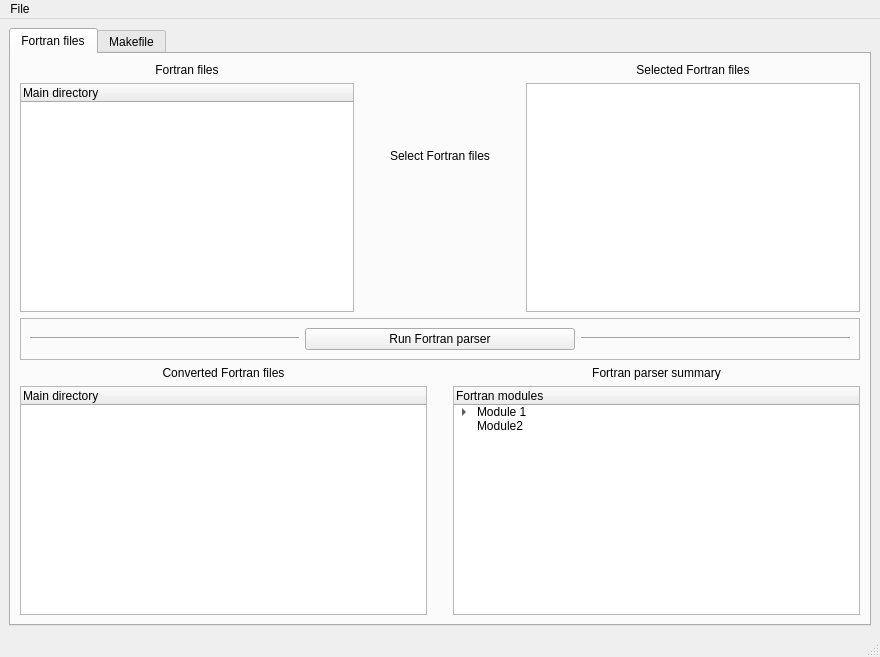
Old version of the form fparser_GUI/GUI.ui in the repository mramagu/Fortran-to-Python-Wrapper.
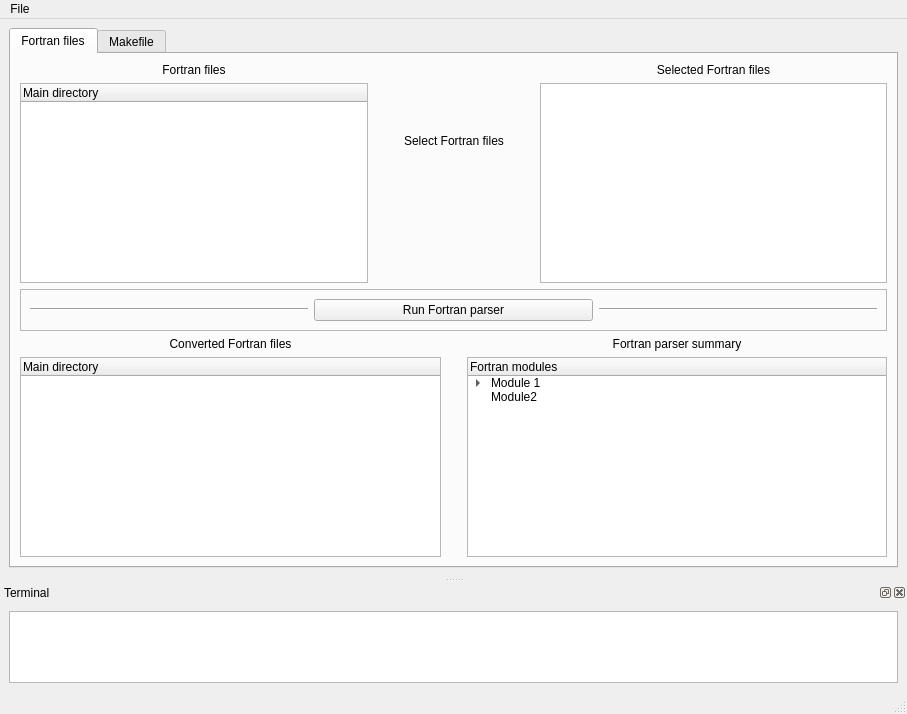
New version of the form.

```diff
--- a/fparser_GUI/GUI.ui
+++ b/fparser_GUI/GUI.ui
@@ -6,8 +6,8 @@
    <rect>
     <x>0</x>
     <y>0</y>
-    <width>880</width>
-    <height>657</height>
+    <width>907</width>
+    <height>714</height>
    </rect>
   </property>
   <property name="windowTitle">
@@ -45,6 +45,12 @@
        <layout class="QVBoxLayout" name="verticalLayout_7">
         <item>
          <layout class="QHBoxLayout" name="horizontalLayout_2">
+          <property name="spacing">
+           <number>6</number>
+          </property>
+          <property name="sizeConstraint">
+           <enum>QLayout::SetDefaultConstraint</enum>
+          </property>
           <item>
            <layout class="QVBoxLayout" name="verticalLayout_3">
             <item>
@@ -195,6 +201,9 @@
         </item>
         <item>
          <layout class="QHBoxLayout" name="horizontalLayout_3">
+          <property name="sizeConstraint">
+           <enum>QLayout::SetNoConstraint</enum>
+          </property>
           <item>
            <layout class="QVBoxLayout" name="verticalLayout">
             <item>
@@ -401,7 +410,7 @@
     <rect>
      <x>0</x>
      <y>0</y>
-     <width>880</width>
+     <width>907</width>
      <height>20</height>
     </rect>
    </property>
@@ -417,6 +426,61 @@
    <addaction name="menuFile"/>
   </widget>
   <widget class="QStatusBar" name="statusbar"/>
+  <widget class="QDockWidget" name="dockWidget_terminal">
+   <property name="enabled">
+    <bool>true</bool>
+   </property>
+   <property name="allowedAreas">
+    <set>Qt::AllDockWidgetAreas</set>
+   </property>
+   <property name="windowTitle">
+    <string>Terminal</string>
+   </property>
+   <attribute name="dockWidgetArea">
+    <number>8</number>
+   </attribute>
+   <widget class="QWidget" name="dockWidgetContents">
+    <layout class="QVBoxLayout" name="verticalLayout_9">
+     <item>
+      <widget class="QPlainTextEdit" name="plainTextEdit_terminal">
+       <property name="enabled">
+        <bool>true</bool>
+       </property>
+       <property name="sizePolicy">
+        <sizepolicy hsizetype="Expanding" vsizetype="Expanding">
+         <horstretch>0</horstretch>
+         <verstretch>50</verstretch>
+        </sizepolicy>
+       </property>
+       <property name="maximumSize">
+        <size>
+         <width>16777215</width>
+         <height>16777215</height>
+        </size>
+       </property>
+       <property name="sizeIncrement">
+        <size>
+         <width>0</width>
+         <height>0</height>
+        </size>
+       </property>
+       <property name="baseSize">
+        <size>
+         <width>0</width>
+         <height>0</height>
+        </size>
+       </property>
+       <property name="sizeAdjustPolicy">
+        <enum>QAbstractScrollArea::AdjustToContents</enum>
+       </property>
+       <property name="readOnly">
+        <bool>true</bool>
+       </property>
+      </widget>
+     </item>
+    </layout>
+   </widget>
+  </widget>
   <action name="actionOpen_Files">
    <property name="text">
     <string>Open Files</string>
```
